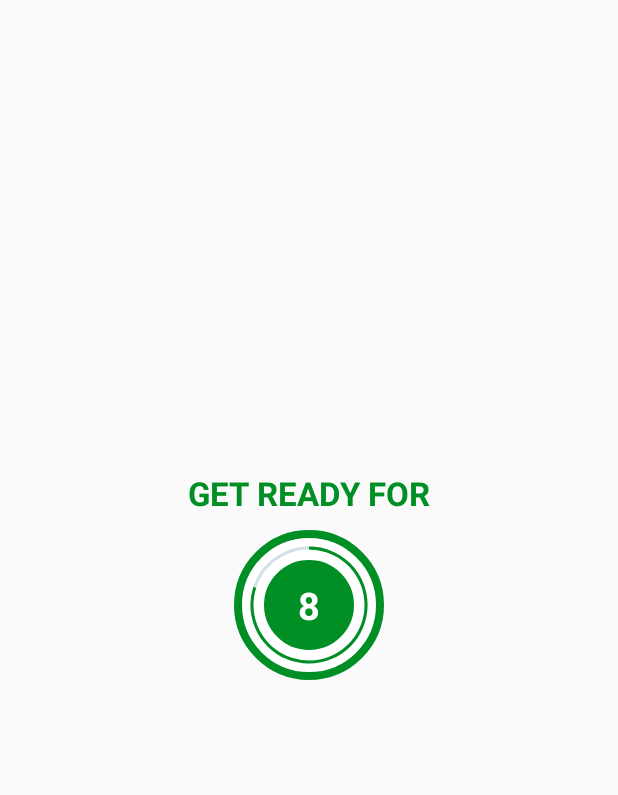
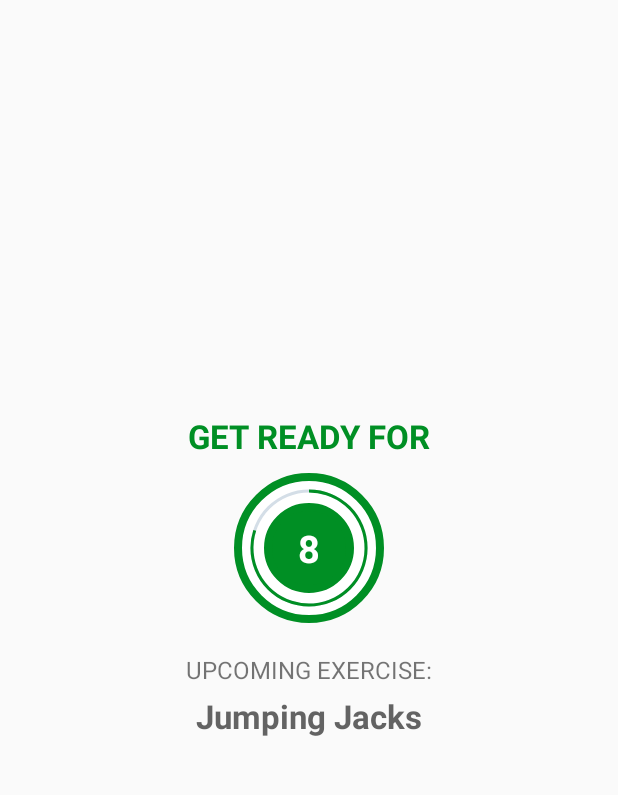
Before and after one commit to ivapapac/a7MinuteWorkout, an Android app: the ExerciseActivity screen opened directly, with no data from a screen before it, on a phone screen of 412 x 824 dp, the part 84-879 px from its top. Run offline under Robolectric (Android 15) with nearby library versions, the phone set to English and light mode, and no system bars.

Commit message:
Added exercise details, media player & text to speach

```diff
--- a/app/src/main/AndroidManifest.xml
+++ b/app/src/main/AndroidManifest.xml
@@ -25,4 +25,10 @@
         </activity>
     </application>
 
+    <queries>
+        <intent>
+            <action android:name="android.intent.action.TTS_SERVICE" />
+        </intent>
+    </queries>
+
 </manifest>
--- a/app/src/main/java/com/example/a7minuteworkout/ExerciseActivity.kt
+++ b/app/src/main/java/com/example/a7minuteworkout/ExerciseActivity.kt
@@ -1,13 +1,20 @@
 package com.example.a7minuteworkout
 
+import android.media.MediaPlayer
 import androidx.appcompat.app.AppCompatActivity
 import android.os.Bundle
 import android.os.CountDownTimer
+import android.speech.tts.TextToSpeech
+import android.util.Log
 import android.view.View
 import android.widget.Toast
 import kotlinx.android.synthetic.main.activity_exercise.*
+import org.w3c.dom.Text
+import java.lang.Exception
+import java.util.*
+import kotlin.collections.ArrayList
 
-class ExerciseActivity : AppCompatActivity() {
+class ExerciseActivity : AppCompatActivity(), TextToSpeech.OnInitListener {
 
     private var restTimer: CountDownTimer? = null
     private var restProgress: Int = 0
@@ -16,7 +23,10 @@
     private var exerciseProgress: Int = 0
 
     private var exerciseList: ArrayList<ExerciseModel>? = null
-    private var currentExercisePosition : Int = -1
+    private var currentExercisePosition: Int = -1
+
+    private var tts: TextToSpeech? = null
+    private var player: MediaPlayer? = null
 
     override fun onCreate(savedInstanceState: Bundle?) {
         super.onCreate(savedInstanceState)
@@ -29,15 +39,31 @@
             onBackPressed()
         }
 
+        tts = TextToSpeech(this, this)
+        exerciseList = Constants.defaultExerciseList()
         setupRestView()
-
-        exerciseList = Constants.defaultExerciseList()
     }
 
     override fun onDestroy() {
+
+
         if (restTimer != null) {
             restTimer!!.cancel()
             restProgress = 0
+        }
+
+        if (exerciseTimer != null) {
+            exerciseTimer!!.cancel()
+            exerciseProgress = 0
+        }
+
+        if (tts != null) {
+            tts!!.stop()
+            tts!!.shutdown()
+        }
+
+        if(player != null){
+            player!!.stop()
         }
 
         super.onDestroy()
@@ -60,10 +86,23 @@
     }
 
     private fun setupRestView() {
+        try {
+            player = MediaPlayer.create(applicationContext, R.raw.press_start)
+            player!!.isLooping = false
+            player!!.start()
+        } catch (e: Exception) {
+            e.printStackTrace()
+        }
+
+        llExerciseView.visibility = View.GONE
+        llRestView.visibility = View.VISIBLE
+
         if (restTimer != null) {
             restTimer!!.cancel()
             restProgress = 0
         }
+
+        tvUpcomingExerciseName.text = exerciseList!![currentExercisePosition + 1].getName()
 
         setRestProgressBar()
     }
@@ -78,24 +117,47 @@
             }
 
             override fun onFinish() {
-                Toast.makeText(
-                    this@ExerciseActivity,
-                    "Here we will start next rest timer",
-                    Toast.LENGTH_SHORT
-                ).show()
+                if (currentExercisePosition < exerciseList!!.size - 1) {
+                    setupRestView()
+                } else {
+                    Toast.makeText(
+                        this@ExerciseActivity,
+                        "Congratulations! You have completed 7 minute workout.",
+                        Toast.LENGTH_SHORT
+                    ).show()
+                }
             }
         }.start()
     }
 
     private fun setupExerciseView() {
         llExerciseView.visibility = View.VISIBLE
-        ll_rest_view.visibility = View.GONE
+        llRestView.visibility = View.GONE
 
         if (exerciseTimer != null) {
             exerciseTimer!!.cancel()
             exerciseProgress = 0
         }
 
+        speakOut(exerciseList!![currentExercisePosition].getName())
         setExerciseProgressBar()
+
+        ivImage.setImageResource(exerciseList!![currentExercisePosition].getImage())
+        tvExerciseName.text = exerciseList!![currentExercisePosition].getName()
+    }
+
+    override fun onInit(status: Int) {
+        if (status == TextToSpeech.SUCCESS) {
+            val result = tts!!.setLanguage(Locale.US)
+            if (result == TextToSpeech.LANG_MISSING_DATA || result == TextToSpeech.LANG_NOT_SUPPORTED) {
+                Log.e("TTS", "The language specified is not supported!")
+            }
+        } else {
+            Log.e("TTS", "Initialization failed!")
+        }
+    }
+
+    private fun speakOut(text: String) {
+        tts!!.speak(text, TextToSpeech.QUEUE_FLUSH, null, "")
     }
 }
--- a/app/src/main/res/layout/activity_exercise.xml
+++ b/app/src/main/res/layout/activity_exercise.xml
@@ -14,7 +14,7 @@
         android:background="@color/white" />
 
     <LinearLayout
-        android:id="@+id/ll_rest_view"
+        android:id="@+id/llRestView"
         android:layout_width="match_parent"
         android:layout_height="match_parent"
         android:layout_below="@id/toolbar_exercise_activity"
@@ -69,6 +69,23 @@
 
         </FrameLayout>
 
+        <TextView
+            android:layout_width="wrap_content"
+            android:layout_height="wrap_content"
+            android:layout_marginTop="20dp"
+            android:text="@string/upcoming_exercise"
+            android:textSize="16sp" />
+
+        <TextView
+            android:id="@+id/tvUpcomingExerciseName"
+            android:layout_width="wrap_content"
+            android:layout_height="wrap_content"
+            android:layout_marginTop="5dp"
+            android:text="@string/exercise_name"
+            android:textColor="@color/colorPrimary"
+            android:textSize="22sp"
+            android:textStyle="bold" />
+
     </LinearLayout>
 
     <LinearLayout
@@ -80,6 +97,15 @@
         android:orientation="vertical"
         android:visibility="gone"
         tools:visibility="visible">
+
+        <ImageView
+            android:id="@+id/ivImage"
+            android:layout_width="match_parent"
+            android:layout_height="0dp"
+            android:layout_weight="1"
+            android:contentDescription="@string/image"
+            android:scaleType="fitXY"
+            android:src="@drawable/ic_jumping_jacks" />
 
         <TextView
             android:id="@+id/tvExerciseName"
--- a/app/src/main/res/values/strings.xml
+++ b/app/src/main/res/values/strings.xml
@@ -3,4 +3,6 @@
     <string name="image">image</string>
     <string name="str_start">START</string>
     <string name="ready">GET READY FOR</string>
+    <string name="upcoming_exercise">UPCOMING EXERCISE:</string>
+    <string name="exercise_name">Exercise name</string>
 </resources>
```
Also changed, not shown: 1 other file.
